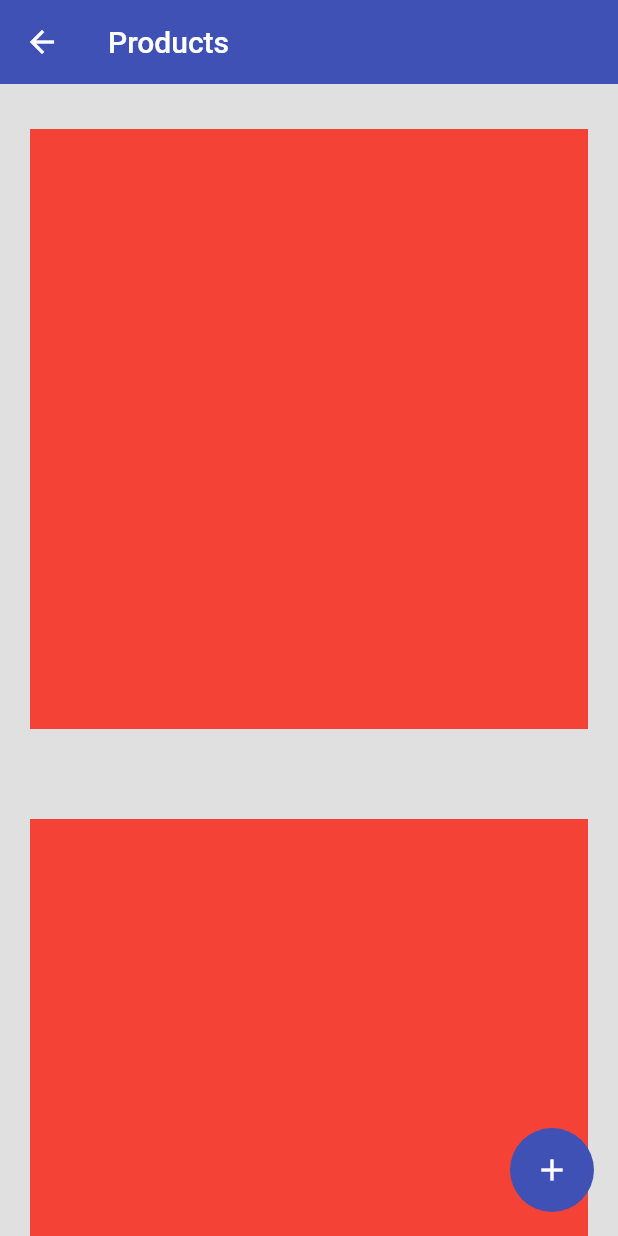
After one commit to martinpelli/flutter_product_app, a Flutter app: the HomeScreen screen opened by its route, on a phone screen of 412 x 824 dp. The commit adds this screen. Run offline on Flutter 3.47's test engine with Material 2 defaults, Android fonts, the phone set to English and light mode, and no system bars.

Commit message:
products card

```diff
--- /dev/null
+++ b/lib/ui/screens/home_screen.dart
@@ -0,0 +1,16 @@
+import 'package:flutter/material.dart';
+import 'package:flutter_products_app/ui/widgets/widgets.dart';
+
+class HomeScreen extends StatelessWidget {
+  @override
+  Widget build(BuildContext context) {
+    return Scaffold(
+      appBar: AppBar(title: const Text('Products')),
+      body: ListView.builder(itemCount: 10, itemBuilder: (context, index) => ProductCard()),
+      floatingActionButton: FloatingActionButton(
+        onPressed: () {},
+        child: const Icon(Icons.add),
+      ),
+    );
+  }
+}
--- a/lib/ui/screens/login_screen.dart
+++ b/lib/ui/screens/login_screen.dart
@@ -60,7 +60,7 @@ class FormInput extends StatelessWidget {
               String pattern =
                   r'^(([^<>()[\]\\.,;:\s@\"]+(\.[^<>()[\]\\.,;:\s@\"]+)*)|(\".+\"))@((\[[0-9]{1,3}\.[0-9]{1,3}\.[0-9]{1,3}\.[0-9]{1,3}\])|(([a-zA-Z\-0-9]+\.)+[a-zA-Z]{2,}))$';
               RegExp regExp = new RegExp(pattern);
-              return regExp.hasMatch(value ?? '') ? 'ok' : 'El correo no es válido';
+              return regExp.hasMatch(value ?? '') ? null : 'El correo no es válido';
             },
           ),
           const SizedBox(height: 20),
@@ -70,7 +70,7 @@ class FormInput extends StatelessWidget {
             icon: Icons.lock,
             isSecret: true,
             validate: (value) {
-              if (value != null && value.length >= 6) return 'ok';
+              if (value != null && value.length >= 6) return null;
               return 'Contraseña demasiado corta';
             },
           ),
--- a/lib/ui/widgets/custom_form_field.dart
+++ b/lib/ui/widgets/custom_form_field.dart
@@ -4,7 +4,7 @@ class CustomFormField extends StatelessWidget {
   final IconData icon;
   final String labelText;
   final bool isSecret;
-  final String Function(String?)? validate;
+  final String? Function(String?)? validate;
   final Function(String)? onChange;
 
   const CustomFormField({
--- /dev/null
+++ b/lib/ui/widgets/product_card.dart
@@ -0,0 +1,13 @@
+import 'package:flutter/material.dart';
+
+class ProductCard extends StatelessWidget {
+  @override
+  Widget build(BuildContext context) {
+    return Container(
+      margin: const EdgeInsets.symmetric(vertical: 30, horizontal: 20),
+      width: double.infinity,
+      height: 400,
+      color: Colors.red,
+    );
+  }
+}
--- a/lib/ui/widgets/widgets.dart
+++ b/lib/ui/widgets/widgets.dart
@@ -1,3 +1,4 @@
 export 'package:flutter_products_app/ui/widgets/auth_background.dart';
 export 'package:flutter_products_app/ui/widgets/card_container.dart';
 export 'package:flutter_products_app/ui/widgets/custom_form_field.dart';
+export 'package:flutter_products_app/ui/widgets/product_card.dart';
```
Also changed, not shown: lib/main.dart (+6 -2 lines).
